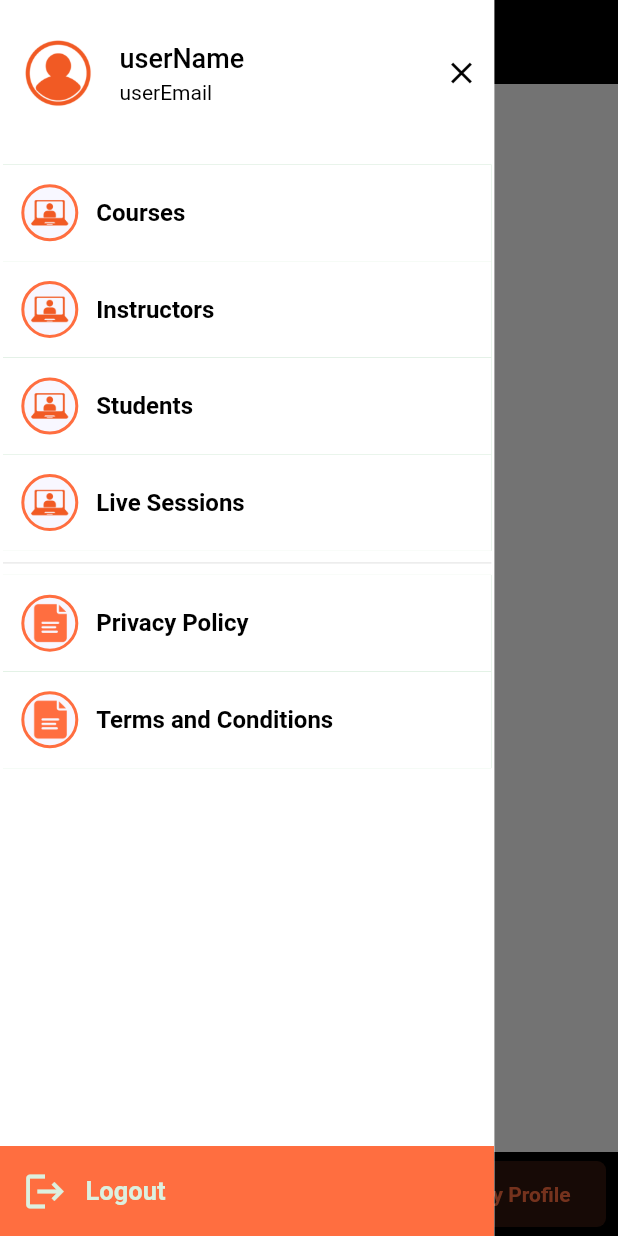
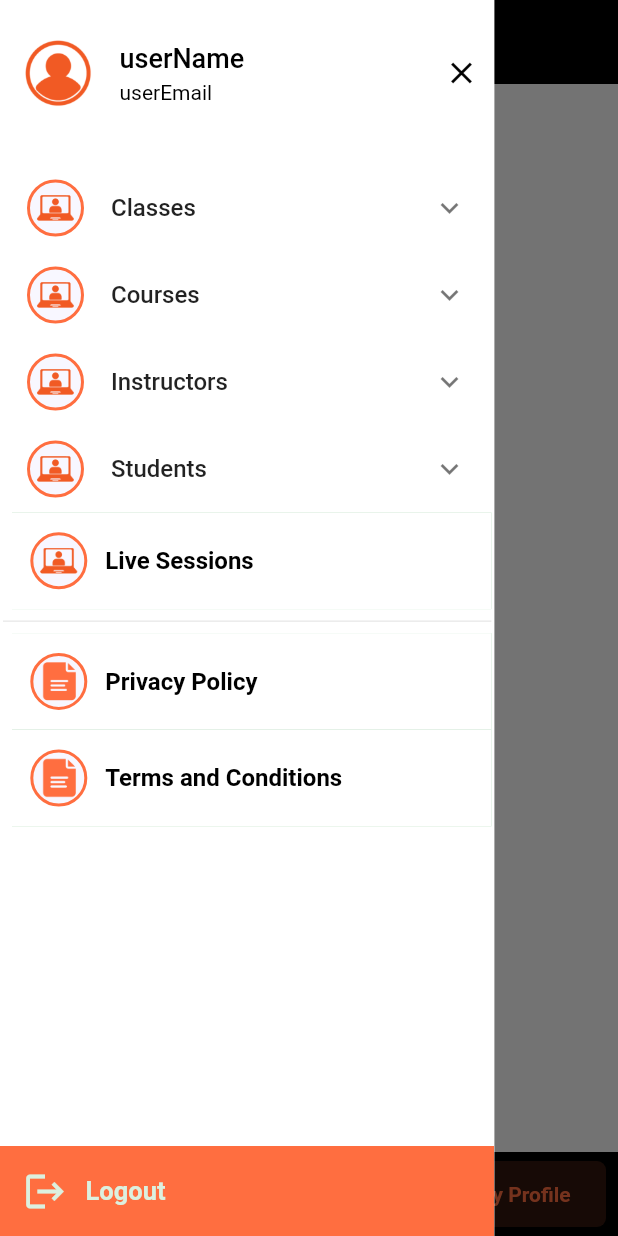
Before and after one commit to cocoalabspvtltd/edupro_, a Flutter app: the InstitutionHomeScreen screen opened directly, with the side drawer open, on a phone screen of 412 x 824 dp. Run offline on Flutter 3.47's test engine with Material 2 defaults, Android fonts, the phone set to English and light mode, and no system bars; drawn by our look-alikes of bottom_navy_bar, cached_network_image; our stand-ins replace another_flushbar, carousel_slider, contained_tab_bar_view, dartz, date_field, dio and 15 more; missing offline and left inert: connection_notifier, flutter_web_browser, razorpay_flutter; accounts and stored records are empty; network calls fail.

Commit message:
Institution UI

```diff
--- a/lib/presentation/ui/institution/institution_home/widgets/insitution_drawer.dart
+++ b/lib/presentation/ui/institution/institution_home/widgets/insitution_drawer.dart
@@ -3,6 +3,7 @@ import 'package:pgs_edupro/domain/core/constants.dart';
 import 'package:pgs_edupro/infrastructure/local_data_source/shared_prefs.dart';
 import 'package:pgs_edupro/infrastructure/local_data_source/user.dart';
 import 'package:pgs_edupro/presentation/ui/institution/institution_home/institution_home_screen.dart';
+import 'package:pgs_edupro/presentation/ui/institution/students_of_institution/add_students.dart';
 import 'package:pgs_edupro/presentation/ui/videos/live_videos_screen.dart';
 import 'package:flutter/material.dart';
 import 'package:get/get.dart';
@@ -132,26 +133,127 @@ class InstitutionDrawerWidget extends StatelessWidget {
                   physics: const BouncingScrollPhysics(),
                   children: [
                     SizedBox(height: 10,),
+                    ExpansionTile(
+                      title: Text("Classes",style: TextStyle(fontSize: 16),),
+                      leading: Container(
+                        height: 38,
+                        width: 38.0,
+                        padding: const EdgeInsets.all(3),
+                        decoration: BoxDecoration(
+                          shape: BoxShape.circle,
+                          border: Border.all(width: 2, color: primaryColor),
+                          color: primaryColor[50],
+                        ),
+                        child:Image.asset('assets/icons/drawer_icons/my-course-sltd.png'),
+                      ),
+                      childrenPadding: EdgeInsets.only(left:60), //children padding
+                      children: [
+                        ListTile(
+                          title: Text("Class list"),
+                          onTap: (){
+                          },
+                        ),
+                        ListTile(
+                          title: Text("Add class"),
+                          onTap: (){
+                            //action on press
+                          },
+                        ),
+
+                        //more child menu
+                      ],
+                    ),
+                    ExpansionTile(
+                      title: Text("Courses",style: TextStyle(fontSize: 16),),
+                      leading: Container(
+                        height: 38,
+                        width: 38.0,
+                        padding: const EdgeInsets.all(3),
+                        decoration: BoxDecoration(
+                          shape: BoxShape.circle,
+                          border: Border.all(width: 2, color: primaryColor),
+                          color: primaryColor[50],
+                        ),
+                        child:Image.asset('assets/icons/drawer_icons/my-course-sltd.png'),
+                      ),
+                      childrenPadding: EdgeInsets.only(left:60), //children padding
+                      children: [
+                        ListTile(
+                          title: Text("My Courses"),
+                          onTap: (){
+                          },
+                        ),
+
+                        ListTile(
+                          title: Text("Add Course"),
+                          onTap: (){
+                            //action on press
+                          },
+                        ),
+
+                        //more child menu
+                      ],
+                    ),
+                    ExpansionTile(
+                      title: Text("Instructors",style: TextStyle(fontSize: 16),),
+                      leading: Container(
+                        height: 38,
+                        width: 38.0,
+                        padding: const EdgeInsets.all(3),
+                        decoration: BoxDecoration(
+                          shape: BoxShape.circle,
+                          border: Border.all(width: 2, color: primaryColor),
+                          color: primaryColor[50],
+                        ),
+                        child:Image.asset('assets/icons/drawer_icons/my-course-sltd.png'),
+                      ),
+                      childrenPadding: EdgeInsets.only(left:60), //children padding
+                      children: [
+                        ListTile(
+                          title: Text("Instructor list"),
+                          onTap: (){
+                          },
+                        ),
+                        ListTile(
+                          title: Text("Add Instructors"),
+                          onTap: (){
+                            //action on press
+                          },
+                        ),
+
+                        //more child menu
+                      ],
+                    ),
+                    ExpansionTile(
+                      title: Text("Students",style: TextStyle(fontSize: 16),),
+                      leading: Container(
+                        height: 38,
+                        width: 38.0,
+                        padding: const EdgeInsets.all(3),
+                        decoration: BoxDecoration(
+                          shape: BoxShape.circle,
+                          border: Border.all(width: 2, color: primaryColor),
+                          color: primaryColor[50],
+                        ),
+                        child:Image.asset('assets/icons/drawer_icons/my-course-sltd.png'),
+                      ),
+                      childrenPadding: EdgeInsets.only(left:60), //children padding
+                      children: [
+                        ListTile(
+                          title: Text("Student list"),
+                          onTap: (){
+                          },
+                        ),
                         _drawerMenuItem(
                             Image.asset(
                                 'assets/icons/drawer_icons/my-course-sltd.png'),
-                        'Courses', () {
-                      // Get.to(() => AddCourseScreen());
+                            'Add Students', () {
+                          Get.to(() => AddStudentScreen(
+                          ));
                         }),
-                    _drawerMenuItem(
-                        Image.asset(
-                            'assets/icons/drawer_icons/my-course-sltd.png'),
-                        'Instructors', () {
-                      // Get.to(() => AddCourseScreen());
-                    }),
-                    _drawerMenuItem(
-                        Image.asset(
-                            'assets/icons/drawer_icons/my-course-sltd.png'),
-                        'Students', () {
-                      // Get.offAll(() => const InstructorHomeScreen(
-                      //   selectedIndex: 1,
-                      // ));
-                    }),
+                        //more child menu
+                      ],
+                    ),
                     _drawerMenuItem(
                         Image.asset(
                             'assets/icons/drawer_icons/my-course-sltd.png'),
@@ -230,7 +332,6 @@ class InstitutionDrawerWidget extends StatelessWidget {
                             child: const Text('Yes'),
                             onPressed: () {
                               Navigator.pop(context);
-
                               SharedPrefs.logOut();
                             },
                           ),
@@ -246,7 +347,9 @@ class InstitutionDrawerWidget extends StatelessWidget {
   }
 
   Widget _drawerMenuItem(Widget widget, String title, Function onTap) {
-    return Material(
+    return Padding(
+      padding: const EdgeInsets.only(left: 6),
+      child: Material(
         color: secondaryColor[100],
         child: InkWell(
             child: Container(
@@ -254,7 +357,6 @@ class InstitutionDrawerWidget extends StatelessWidget {
                 padding: const EdgeInsets.symmetric(horizontal: 2, vertical: 3),
                 child: Container(
                   decoration: BoxDecoration(
-
                       border: Border.all(color: Colors.white!, width: .2),
                       borderRadius: BorderRadius.circular(0)),
                   child: Padding(
@@ -288,6 +390,7 @@ class InstitutionDrawerWidget extends StatelessWidget {
               scaffoldKey.currentState!.openEndDrawer();
               onTap();
             }),
+      ),
     );
   }
 }
--- a/lib/presentation/ui/instructor/instructor_add_course/test.dart
+++ b/lib/presentation/ui/instructor/instructor_add_course/test.dart
@@ -60,7 +60,7 @@ class _DesignationDropdownState extends State<DesignationDropdown> {
       child: DropdownButton(
         hint: Padding(
           padding: const EdgeInsets.only(left: 8.0),
-          child: Text('Select',style: TextStyle(fontSize: 14,color: Colors.black),),
+          child: Text('Select',style: TextStyle(fontWeight: FontWeight.w500,color: Colors.black54),),
         ),
         items: Cate.map((item) {
           // int id = Cate["id"];
--- a/lib/presentation/ui/instructor/instructor_home/widgets/instructor_drawer.dart
+++ b/lib/presentation/ui/instructor/instructor_home/widgets/instructor_drawer.dart
@@ -232,7 +232,6 @@ class InstructorDrawerWidget extends StatelessWidget {
                             child: const Text('Yes'),
                             onPressed: () {
                               Navigator.pop(context);
-
                               SharedPrefs.logOut();
                             },
                           ),
@@ -256,7 +255,6 @@ class InstructorDrawerWidget extends StatelessWidget {
               padding: const EdgeInsets.symmetric(horizontal: 2, vertical: 3),
               child: Container(
                 decoration: BoxDecoration(
-
                     border: Border.all(color: Colors.white!, width: .2),
                     borderRadius: BorderRadius.circular(0)),
                 child: Padding(
--- a/lib/presentation/ui/profile/widgets/profile_form.dart
+++ b/lib/presentation/ui/profile/widgets/profile_form.dart
@@ -2,7 +2,6 @@ import 'package:another_flushbar/flushbar_helper.dart';
 import 'package:date_field/date_field.dart';
 import 'package:pgs_edupro/application/profile/profile_bloc.dart';
 import 'package:pgs_edupro/domain/core/constants.dart';
-import 'package:pgs_edupro/infrastructure/local_data_source/user.dart';
 import 'package:pgs_edupro/presentation/ui/profile/change_password_screen.dart';
 import 'package:flutter/material.dart';
 import 'package:flutter/services.dart';
```
Also changed, not shown: lib/application/instructor/instructor_bloc.dart (deleted, +0 -114 lines), lib/application/instructor/instructor_event.dart (deleted, +0 -27 lines), lib/application/instructor/instructor_state.dart (deleted, +0 -48 lines), lib/presentation/ui/institution/students_of_institution/add_students.dart (added, +352 -0 lines), lib/presentation/ui/instructor/instructor_add_course/add_course_screen.dart (+9 -9 lines). Lines whose indentation alone changed are shown as unchanged.
